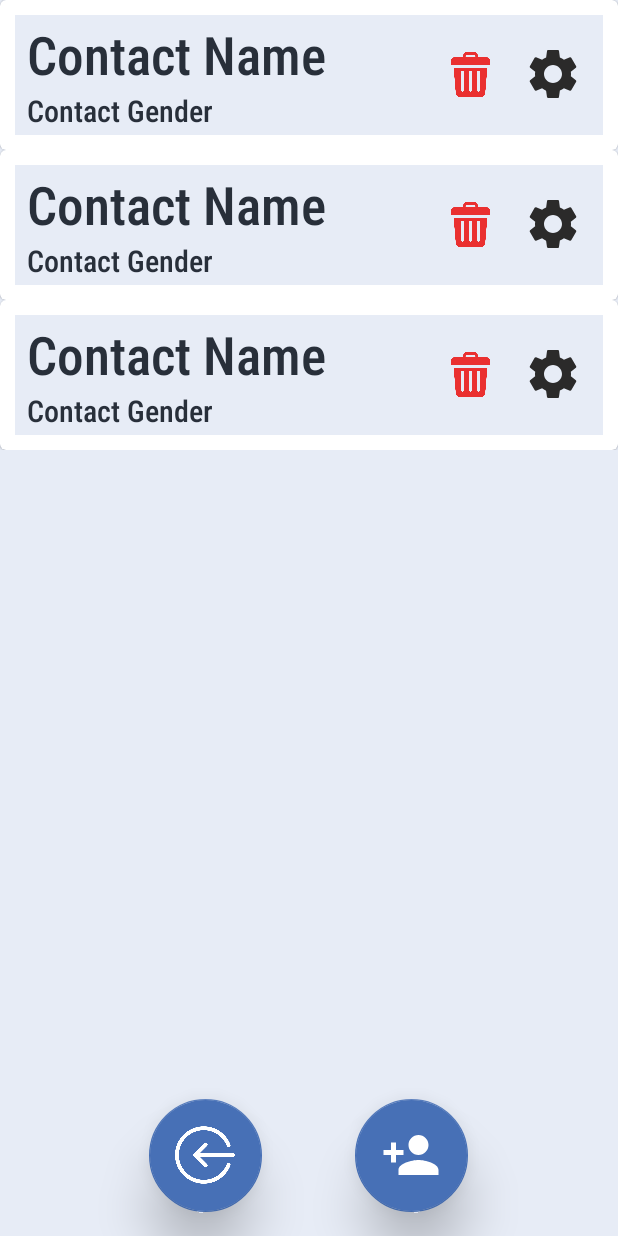
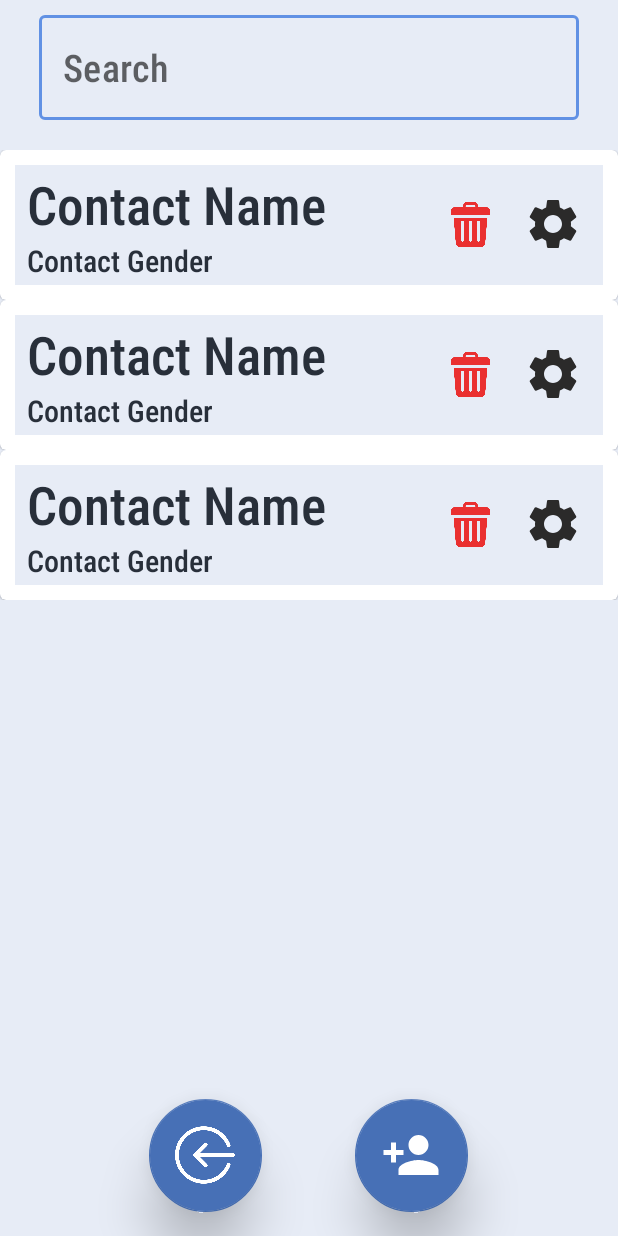
Before and after one commit to Alpha110R/ContactApp, an Android app: the layout layout_contact_list.xml on its own in the app's theme, with its tools: preview values and no code run, on a phone screen of 412 x 824 dp. Run offline under Robolectric (Android 15) with nearby library versions, the phone set to English and light mode, and no system bars.

Commit message:
Oleg's feature

```diff
--- a/app/src/main/java/com/example/contactappnew/ContactAdapterToListView.java
+++ b/app/src/main/java/com/example/contactappnew/ContactAdapterToListView.java
@@ -13,6 +13,7 @@ import com.google.android.material.button.MaterialButton;
 import com.google.android.material.textview.MaterialTextView;
 
 import java.util.ArrayList;
+import java.util.List;
 
 public class ContactAdapterToListView extends RecyclerView.Adapter<RecyclerView.ViewHolder>{
 
@@ -22,7 +23,7 @@ public class ContactAdapterToListView extends RecyclerView.Adapter<RecyclerView.
         void clicked(ContactEntity contactEntity, int position);
     }
 
-    private ArrayList<ContactEntity> contacts;
+    private List<ContactEntity> contacts;
     private CallBack_ContactCard callBackContactCard;
     private Activity activity;
 
@@ -33,8 +34,9 @@ public class ContactAdapterToListView extends RecyclerView.Adapter<RecyclerView.
         this.callBackContactCard = callBackContactCard;
     }
 
-    public ContactAdapterToListView setContacts(ArrayList<ContactEntity> contacts) {
+    public ContactAdapterToListView setContacts(List<ContactEntity> contacts) {
         this.contacts = contacts;
+
         return this;
     }
 
--- a/app/src/main/res/layout/layout_contact_list.xml
+++ b/app/src/main/res/layout/layout_contact_list.xml
@@ -11,6 +11,38 @@
         android:layout_width="match_parent"
         android:layout_height="match_parent"
         android:orientation="vertical">
+
+        <com.google.android.material.textfield.TextInputLayout
+            style="@style/Widget.MaterialComponents.TextInputLayout.OutlinedBox.Dense"
+            android:layout_width="wrap_content"
+            android:layout_height="90dp"
+            android:fontFamily="sans-serif-condensed-medium"
+            android:gravity="center"
+            android:textColorHint="#282F3A"
+            app:boxStrokeColor="#6191E4"
+            app:cornerRadius="20dp"
+            app:endIconMode="clear_text"
+            app:endIconTint="#6191E4"
+            app:errorEnabled="true"
+            app:hintTextColor="#282F3A"
+            app:hintEnabled="false"
+            android:layout_gravity="center"
+            android:layout_marginTop="10dp">
+
+            <com.google.android.material.textfield.TextInputEditText
+                android:id="@+id/contactList_EDT_search"
+                android:layout_width="360dp"
+                android:layout_height="70dp"
+                android:layout_marginBottom="20dp"
+                android:drawablePadding="10dp"
+                android:drawableTint="#6191E4"
+                android:hint="@string/search"
+                android:ems="10"
+                android:fontFamily="sans-serif-condensed-medium"
+                android:textColor="#282F3A"
+                android:textSize="25sp"
+                android:textCursorDrawable="@drawable/color_cursor"/>
+        </com.google.android.material.textfield.TextInputLayout>
 
         <androidx.recyclerview.widget.RecyclerView
             android:id="@+id/contactList_LST_contacts"
--- a/app/src/main/res/values/strings.xml
+++ b/app/src/main/res/values/strings.xml
@@ -12,4 +12,5 @@
     <string name="add_contact">Add Contact</string>
     <string name="register">Register</string>
     <string name="log_in">Log In</string>
+    <string name="search">Search</string>
 </resources>
```
Also changed, not shown: app/src/main/java/com/example/contactappnew/Activities/UserContactListActivity.java (+42 -1 lines).
